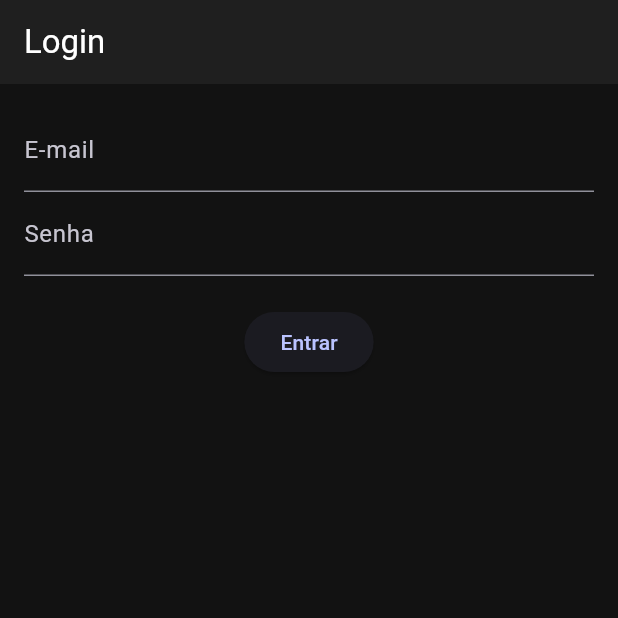
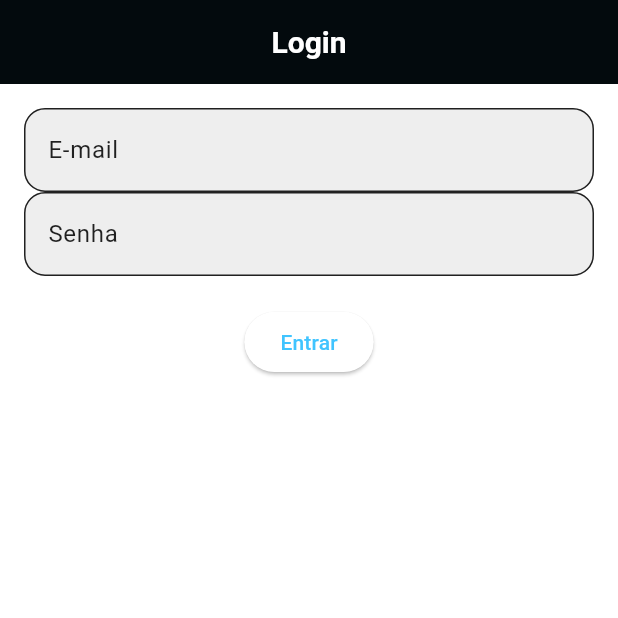
Before and after one commit to SamaelSam/AppPrescri-oExerc, a Flutter app: the screen it shows after launch, on a phone screen of 412 x 824 dp, the top half of it. Run offline on Flutter 3.47's test engine with Material 3 defaults, Android fonts, the phone set to English and light mode, and no system bars; our stand-ins replace get, get_storage, youtube_player_flutter, youtube_player_iframe.

Commit message:
Alterações temporárias em main.dart

```diff
--- a/frontend/lib/main.dart
+++ b/frontend/lib/main.dart
@@ -5,13 +5,9 @@ import 'package:get_storage/get_storage.dart';
 import 'modules/client/controllers/auth_controller.dart';
 import 'routes/app_pages.dart';
 
-void main() async {
+Future<void> main() async {
   WidgetsFlutterBinding.ensureInitialized();
-
-  // Inicializa o GetStorage para persistência local
   await GetStorage.init();
-
-  // Inicializa o AuthController permanentemente no início
   Get.put(AuthController(), permanent: true);
 
   runApp(const MyApp());
@@ -25,35 +21,133 @@ class MyApp extends StatelessWidget {
     return GetMaterialApp(
       title: 'App de Prescrição de Exercícios',
       debugShowCheckedModeBanner: false,
-      themeMode: ThemeMode.dark, // Força o modo escuro
-      theme: ThemeData(
-        colorScheme: ColorScheme.fromSeed(seedColor: Colors.indigo),
-        useMaterial3: true,
-        brightness: Brightness.light,
-      ),
-      darkTheme: ThemeData(
-        brightness: Brightness.dark,
-        useMaterial3: true,
-        scaffoldBackgroundColor: const Color(0xFF121212),
-        colorScheme: ColorScheme.fromSeed(
-          seedColor: Colors.indigo,
-          brightness: Brightness.dark,
-        ),
-        appBarTheme: const AppBarTheme(
-          backgroundColor: Color(0xFF1F1F1F),
-          foregroundColor: Colors.white,
-        ),
-        cardColor: const Color(0xFF1E1E1E),
-        floatingActionButtonTheme: const FloatingActionButtonThemeData(
-          backgroundColor: Colors.indigo,
-        ),
-        textTheme: const TextTheme(
-          bodyMedium: TextStyle(color: Colors.white70),
-          titleMedium: TextStyle(color: Colors.white),
-        ),
-      ),
+      themeMode: ThemeMode.light,
+      theme: _buildLightTheme(),
+      darkTheme: _buildDarkTheme(),
       initialRoute: AppRoutes.login,
       getPages: appPages,
     );
   }
+
+  ThemeData _buildLightTheme() {
+    return ThemeData(
+      useMaterial3: true,
+      brightness: Brightness.light,
+      scaffoldBackgroundColor: Colors.white,
+      colorScheme: const ColorScheme(
+        brightness: Brightness.light,
+        primary: Colors.lightBlueAccent,
+        onPrimary: Colors.black,
+        secondary: Colors.black,
+        onSecondary: Colors.white,
+        error: Colors.red,
+        onError: Colors.white,
+        surface: Colors.white,
+        onSurface: Colors.black87,
+      ),
+      appBarTheme: const AppBarTheme(
+        backgroundColor: Colors.black,
+        foregroundColor: Colors.white,
+        centerTitle: true,
+        elevation: 1,
+        titleTextStyle: TextStyle(
+          fontSize: 20,
+          fontWeight: FontWeight.bold,
+          color: Colors.white,
+        ),
+      ),
+      cardColor: Colors.white,
+      floatingActionButtonTheme: const FloatingActionButtonThemeData(
+        backgroundColor: Colors.lightBlueAccent,
+        foregroundColor: Colors.black,
+      ),
+      inputDecorationTheme: InputDecorationTheme(
+        filled: true,
+        fillColor: Colors.grey.shade200,
+        border: OutlineInputBorder(
+          borderRadius: BorderRadius.circular(14),
+          borderSide: const BorderSide(color: Colors.black54),
+        ),
+        focusedBorder: OutlineInputBorder(
+          borderRadius: BorderRadius.circular(14),
+          borderSide: const BorderSide(color: Colors.lightBlueAccent, width: 2),
+        ),
+        labelStyle: const TextStyle(color: Colors.black87),
+      ),
+      textTheme: const TextTheme(
+        bodyLarge: TextStyle(color: Colors.black87),
+        bodyMedium: TextStyle(color: Colors.black54),
+        titleMedium: TextStyle(
+          color: Colors.black,
+          fontWeight: FontWeight.bold,
+        ),
+        titleLarge: TextStyle(
+          color: Colors.black,
+          fontWeight: FontWeight.bold,
+          fontSize: 22,
+        ),
+      ),
+    );
+  }
+
+  ThemeData _buildDarkTheme() {
+    return ThemeData(
+      useMaterial3: true,
+      brightness: Brightness.dark,
+      scaffoldBackgroundColor: const Color(0xFF121212),
+      cardColor: const Color(0xFF1E1E1E),
+      colorScheme: ColorScheme(
+        brightness: Brightness.dark,
+        primary: Colors.lightBlueAccent,
+        onPrimary: Colors.black,
+        secondary: Colors.grey.shade800,
+        onSecondary: Colors.white,
+        error: Colors.red.shade400,
+        onError: Colors.black,
+        surface: const Color(0xFF1E1E1E),
+        onSurface: Colors.white70,
+      ),
+      appBarTheme: const AppBarTheme(
+        backgroundColor: Colors.black,
+        foregroundColor: Colors.white,
+        centerTitle: true,
+        elevation: 1,
+        titleTextStyle: TextStyle(
+          fontSize: 20,
+          fontWeight: FontWeight.bold,
+          color: Colors.white,
+        ),
+      ),
+      floatingActionButtonTheme: const FloatingActionButtonThemeData(
+        backgroundColor: Colors.lightBlueAccent,
+        foregroundColor: Colors.black,
+      ),
+      inputDecorationTheme: const InputDecorationTheme(
+        filled: true,
+        fillColor: Color(0xFF1E1E1E),
+        border: OutlineInputBorder(
+          borderRadius: BorderRadius.all(Radius.circular(14)),
+          borderSide: BorderSide(color: Colors.white24),
+        ),
+        focusedBorder: OutlineInputBorder(
+          borderRadius: BorderRadius.all(Radius.circular(14)),
+          borderSide: BorderSide(color: Colors.lightBlueAccent, width: 2),
+        ),
+        labelStyle: TextStyle(color: Colors.white70),
+      ),
+      textTheme: const TextTheme(
+        bodyLarge: TextStyle(color: Colors.white),
+        bodyMedium: TextStyle(color: Colors.white70),
+        titleMedium: TextStyle(
+          color: Colors.white,
+          fontWeight: FontWeight.bold,
+        ),
+        titleLarge: TextStyle(
+          color: Colors.white,
+          fontWeight: FontWeight.bold,
+          fontSize: 22,
+        ),
+      ),
+    );
+  }
 }
```
